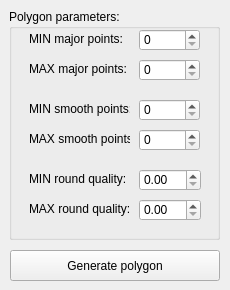
Qt form Source_code/ui/ControlWindow.ui (juvus/Smooth_polygon_algorithm) before a commit.
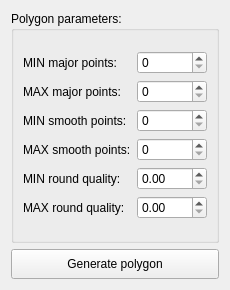
The same form after that commit.

Commit message: Change user interface (with layouts)

```diff
--- a/Source_code/ui/ControlWindow.ui
+++ b/Source_code/ui/ControlWindow.ui
@@ -25,176 +25,170 @@
   <property name="windowTitle">
    <string>Control</string>
   </property>
+  <layout class="QVBoxLayout" name="verticalLayout_4">
+   <item>
+    <layout class="QVBoxLayout" name="verticalLayout_3">
+     <item>
   <widget class="QGroupBox" name="groupBox">
-   <property name="geometry">
-    <rect>
-     <x>9</x>
-     <y>9</y>
-     <width>211</width>
-     <height>231</height>
-    </rect>
-   </property>
    <property name="title">
     <string>Polygon parameters:</string>
    </property>
+       <layout class="QVBoxLayout" name="verticalLayout_2">
+        <item>
+         <layout class="QVBoxLayout" name="verticalLayout">
+          <item>
+           <layout class="QHBoxLayout" name="horizontalLayout">
+            <item>
+             <widget class="QLabel" name="label_2">
+              <property name="text">
+               <string>MIN major points:</string>
+              </property>
+             </widget>
+            </item>
+            <item>
+             <widget class="QSpinBox" name="spbMinMajorPoints">
+              <property name="maximumSize">
+               <size>
+                <width>70</width>
+                <height>16777215</height>
+               </size>
+              </property>
+             </widget>
+            </item>
+           </layout>
+          </item>
+          <item>
+           <layout class="QHBoxLayout" name="horizontalLayout_2">
+            <item>
    <widget class="QLabel" name="label_1">
-    <property name="geometry">
-     <rect>
-      <x>20</x>
-      <y>50</y>
-      <width>101</width>
-      <height>20</height>
-     </rect>
-    </property>
     <property name="text">
      <string>MAX major points:</string>
     </property>
    </widget>
+            </item>
+            <item>
    <widget class="QSpinBox" name="spbMaxMajorPoints">
-    <property name="geometry">
-     <rect>
-      <x>130</x>
-      <y>50</y>
-      <width>61</width>
-      <height>22</height>
-     </rect>
-    </property>
-   </widget>
-   <widget class="QSpinBox" name="spbMinMajorPoints">
-    <property name="geometry">
-     <rect>
-      <x>130</x>
-      <y>20</y>
-      <width>61</width>
-      <height>22</height>
-     </rect>
-    </property>
-   </widget>
-   <widget class="QLabel" name="label_2">
-    <property name="geometry">
-     <rect>
-      <x>20</x>
-      <y>20</y>
-      <width>101</width>
-      <height>20</height>
-     </rect>
-    </property>
-    <property name="text">
-     <string>MIN major points:</string>
-    </property>
-   </widget>
-   <widget class="QLabel" name="label_3">
-    <property name="geometry">
-     <rect>
-      <x>20</x>
-      <y>120</y>
-      <width>101</width>
-      <height>20</height>
-     </rect>
-    </property>
-    <property name="text">
-     <string>MAX smooth points:</string>
-    </property>
-   </widget>
-   <widget class="QSpinBox" name="spbMaxSmoothPoints">
-    <property name="geometry">
-     <rect>
-      <x>130</x>
-      <y>120</y>
-      <width>61</width>
-      <height>22</height>
-     </rect>
-    </property>
-   </widget>
+              <property name="maximumSize">
+               <size>
+                <width>70</width>
+                <height>16777215</height>
+               </size>
+              </property>
+             </widget>
+            </item>
+           </layout>
+          </item>
+          <item>
+           <layout class="QHBoxLayout" name="horizontalLayout_3">
+            <item>
    <widget class="QLabel" name="label_4">
-    <property name="geometry">
-     <rect>
-      <x>20</x>
-      <y>90</y>
-      <width>101</width>
-      <height>20</height>
-     </rect>
-    </property>
     <property name="text">
      <string>MIN smooth points:</string>
     </property>
    </widget>
+            </item>
+            <item>
    <widget class="QSpinBox" name="spbMinSmoothPoints">
-    <property name="geometry">
-     <rect>
-      <x>130</x>
-      <y>90</y>
-      <width>61</width>
-      <height>22</height>
-     </rect>
-    </property>
-   </widget>
-   <widget class="QLabel" name="label_5">
-    <property name="geometry">
-     <rect>
-      <x>20</x>
-      <y>190</y>
-      <width>101</width>
-      <height>20</height>
-     </rect>
-    </property>
+              <property name="maximumSize">
+               <size>
+                <width>70</width>
+                <height>16777215</height>
+               </size>
+              </property>
+             </widget>
+            </item>
+           </layout>
+          </item>
+          <item>
+           <layout class="QHBoxLayout" name="horizontalLayout_4">
+            <item>
+             <widget class="QLabel" name="label_3">
     <property name="text">
-     <string>MAX round quality:</string>
-    </property>
-   </widget>
-   <widget class="QDoubleSpinBox" name="dspbMaxRoundQuality">
-    <property name="geometry">
-     <rect>
-      <x>130</x>
-      <y>190</y>
-      <width>62</width>
-      <height>22</height>
-     </rect>
-    </property>
-    <property name="singleStep">
-     <double>0.010000000000000</double>
-    </property>
-   </widget>
+               <string>MAX smooth points:</string>
+              </property>
+             </widget>
+            </item>
+            <item>
+             <widget class="QSpinBox" name="spbMaxSmoothPoints">
+              <property name="maximumSize">
+               <size>
+                <width>70</width>
+                <height>16777215</height>
+               </size>
+              </property>
+             </widget>
+            </item>
+           </layout>
+          </item>
+          <item>
+           <layout class="QHBoxLayout" name="horizontalLayout_5">
+            <item>
    <widget class="QLabel" name="label_6">
-    <property name="geometry">
-     <rect>
-      <x>20</x>
-      <y>160</y>
-      <width>101</width>
-      <height>20</height>
-     </rect>
-    </property>
     <property name="text">
      <string>MIN round quality:</string>
     </property>
    </widget>
+            </item>
+            <item>
    <widget class="QDoubleSpinBox" name="dspbMinRoundQuality">
-    <property name="geometry">
-     <rect>
-      <x>130</x>
-      <y>160</y>
-      <width>62</width>
-      <height>22</height>
-     </rect>
+              <property name="maximumSize">
+               <size>
+                <width>70</width>
+                <height>16777215</height>
+               </size>
     </property>
     <property name="singleStep">
      <double>0.010000000000000</double>
     </property>
    </widget>
-  </widget>
+            </item>
+           </layout>
+          </item>
+          <item>
+           <layout class="QHBoxLayout" name="horizontalLayout_6">
+            <item>
+             <widget class="QLabel" name="label_5">
+              <property name="text">
+               <string>MAX round quality:</string>
+              </property>
+             </widget>
+            </item>
+            <item>
+             <widget class="QDoubleSpinBox" name="dspbMaxRoundQuality">
+              <property name="maximumSize">
+               <size>
+                <width>70</width>
+                <height>16777215</height>
+               </size>
+              </property>
+              <property name="singleStep">
+               <double>0.010000000000000</double>
+              </property>
+             </widget>
+            </item>
+           </layout>
+          </item>
+         </layout>
+        </item>
+       </layout>
+      </widget>
+     </item>
+     <item>
   <widget class="QPushButton" name="btnGeneratePolygon">
-   <property name="geometry">
-    <rect>
-     <x>10</x>
-     <y>250</y>
-     <width>210</width>
-     <height>31</height>
-    </rect>
+       <property name="minimumSize">
+        <size>
+         <width>0</width>
+         <height>30</height>
+        </size>
    </property>
    <property name="text">
     <string>Generate polygon</string>
    </property>
   </widget>
+     </item>
+    </layout>
+   </item>
+  </layout>
  </widget>
  <resources/>
  <connections/>
```
Lines whose indentation alone changed are shown as unchanged.
